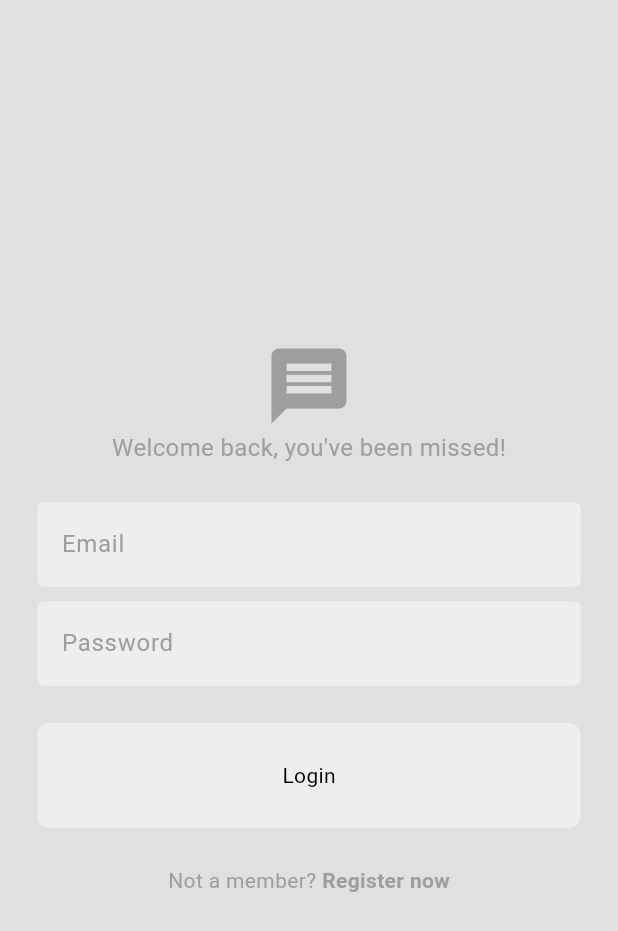
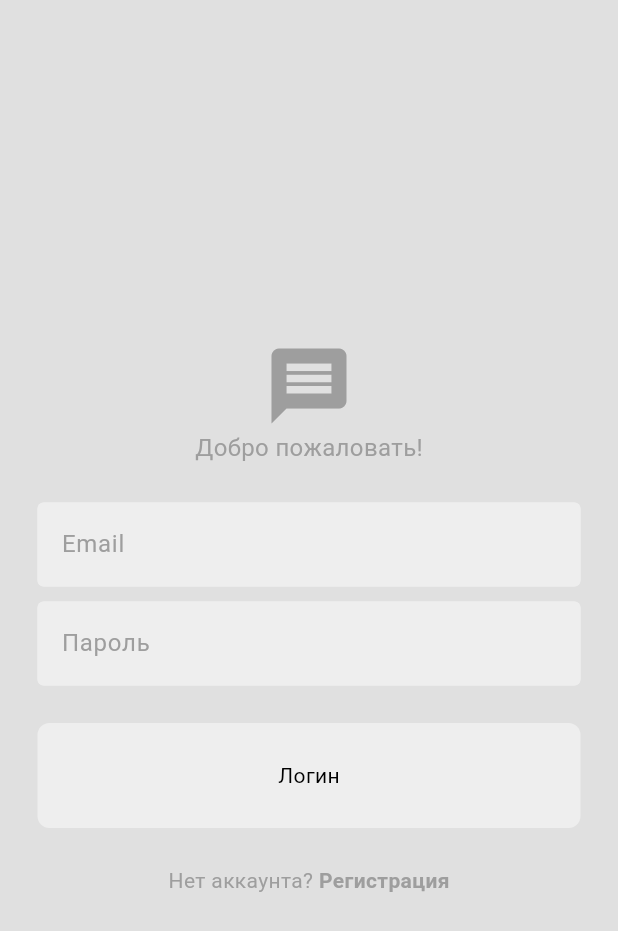
Before and after one commit to bekthat/flutterChatApp, a Flutter app: the screen it shows after launch, on a phone screen of 412 x 824 dp. Shown: the top 931 px of the screen. Run offline on Flutter 3.47's test engine with Material 3 defaults, Android fonts, the phone set to English and light mode, and no system bars; our stand-ins replace cloud_firestore, firebase_auth, firebase_core; accounts and stored records are empty.

Commit message:
Update localizatio

```diff
--- a/lib/components/my_drawer.dart
+++ b/lib/components/my_drawer.dart
@@ -32,7 +32,7 @@ class MyDrawer extends StatelessWidget {
               Padding(
                 padding: const EdgeInsets.only(left: 25.0),
                 child: ListTile(
-                  title: const Text("H O M E"),
+                  title: const Text("Главная"),
                   leading: const Icon(Icons.home),
                   onTap: () {
                     //pop the drawer
@@ -44,7 +44,7 @@ class MyDrawer extends StatelessWidget {
               Padding(
                 padding: const EdgeInsets.only(left: 25.0, bottom: 25.0),
                 child: ListTile(
-                  title: const Text("S E T T I N G S"),
+                  title: const Text("Настройки"),
                   leading: const Icon(Icons.settings),
                   onTap: () {
                     //pop the drawer
@@ -66,7 +66,7 @@ class MyDrawer extends StatelessWidget {
           Padding(
             padding: const EdgeInsets.only(left: 25.0),
             child: ListTile(
-              title: const Text("L O G O U T"),
+              title: const Text("Выйти"),
               leading: const Icon(Icons.logout),
               onTap: logout,
             ),
--- a/lib/pages/home_page.dart
+++ b/lib/pages/home_page.dart
@@ -16,7 +16,7 @@ class HomePage extends StatelessWidget {
   Widget build(BuildContext context) {
     return Scaffold(
       appBar: AppBar(
-        title: const Text("Home"),
+        title: const Text("Главная"),
         backgroundColor: Colors.transparent,
         foregroundColor: Colors.grey,
         elevation: 0,
@@ -33,12 +33,12 @@ class HomePage extends StatelessWidget {
       builder: (context, snapshot) {
         //error
         if (snapshot.hasError) {
-          return const Text("Error");
+          return const Text("Ошибка");
         }
 
         //loading
         if (snapshot.connectionState == ConnectionState.waiting) {
-          return const Text("Loading..");
+          return const Text("Загрузка..");
         }
 
         //return   list view
--- a/lib/pages/login_page.dart
+++ b/lib/pages/login_page.dart
@@ -60,7 +60,7 @@ class LoginPage extends StatelessWidget {
 
             //welcome back message
             Text(
-              "Welcome back, you've been missed!",
+              "Добро пожаловать!",
               style: TextStyle(
                 color: Theme.of(context).colorScheme.primary,
                 fontSize: 16,
@@ -80,7 +80,7 @@ class LoginPage extends StatelessWidget {
 
             //pw textfiled
             MyTextFiled(
-              hintText: "Password",
+              hintText: "Пароль",
               obscureText: true,
               controller: _pwController,
             ),
@@ -89,7 +89,7 @@ class LoginPage extends StatelessWidget {
 
             //login button
             MyButton(
-              text: "Login",
+              text: "Логин",
               onTap: () => login(context),
             ),
 
@@ -99,13 +99,13 @@ class LoginPage extends StatelessWidget {
             Row(
               mainAxisAlignment: MainAxisAlignment.center,
               children: [
-                Text("Not a member?",
+                Text("Нет аккаунта?",
                     style: TextStyle(
                         color: Theme.of(context).colorScheme.primary)),
                 GestureDetector(
                   onTap: onTap,
                   child: Text(
-                    " Register now",
+                    " Регистрация",
                     style: TextStyle(
                       fontWeight: FontWeight.bold,
                       color: Theme.of(context).colorScheme.primary,
--- a/lib/pages/register_page.dart
+++ b/lib/pages/register_page.dart
@@ -17,12 +17,13 @@ class RegisterPage extends StatelessWidget {
 
   void register(BuildContext context) {
     //get auth service
+    // ignore: no_leading_underscores_for_local_identifiers
     final _auth = AuthService();
 
     // password match -> create user
-    if (_pwController == _confirmPwController) {
+    if (_pwController.text == _confirmPwController.text) {
       try {
-        _auth.signInWithEmailPassword(
+        _auth.signUpWithEmailPassword(
             _emailController.text, _pwController.text);
       } catch (e) {
         showDialog(
@@ -37,7 +38,7 @@ class RegisterPage extends StatelessWidget {
       showDialog(
           context: context,
           builder: (context) => const AlertDialog(
-                title: Text("Password don't match"),
+                title: Text("Пароли не совпадают"),
               ));
     }
   }
@@ -59,7 +60,7 @@ class RegisterPage extends StatelessWidget {
 
             //welcome back message
             Text(
-              "Let`s create an account for you",
+              "Создайте аккаунт",
               style: TextStyle(
                 color: Theme.of(context).colorScheme.primary,
                 fontSize: 16,
@@ -79,7 +80,7 @@ class RegisterPage extends StatelessWidget {
 
             //pw textfiled
             MyTextFiled(
-              hintText: "Password",
+              hintText: "Пароль",
               obscureText: true,
               controller: _pwController,
             ),
@@ -88,7 +89,7 @@ class RegisterPage extends StatelessWidget {
 
             //confirm pw textfiled
             MyTextFiled(
-              hintText: "Confirm password",
+              hintText: "Подтвердите пароль",
               obscureText: true,
               controller: _confirmPwController,
             ),
@@ -97,7 +98,7 @@ class RegisterPage extends StatelessWidget {
 
             //login button
             MyButton(
-              text: "Register",
+              text: "Регистрация",
               onTap: () => register(context),
             ),
 
@@ -107,13 +108,13 @@ class RegisterPage extends StatelessWidget {
             Row(
               mainAxisAlignment: MainAxisAlignment.center,
               children: [
-                Text("Already have an account?",
+                Text("У вас есть акканут?",
                     style: TextStyle(
                         color: Theme.of(context).colorScheme.primary)),
                 GestureDetector(
                   onTap: onTap,
                   child: Text(
-                    " Login now",
+                    " Войдите",
                     style: TextStyle(
                       fontWeight: FontWeight.bold,
                       color: Theme.of(context).colorScheme.primary,
--- a/lib/pages/settings_page.dart
+++ b/lib/pages/settings_page.dart
@@ -11,7 +11,7 @@ class SettingsPage extends StatelessWidget {
     return Scaffold(
       backgroundColor: Theme.of(context).colorScheme.background,
       appBar: AppBar(
-        title: const Text("Settings"),
+        title: const Text("Настройки"),
         backgroundColor: Colors.transparent,
         foregroundColor: Colors.grey,
         elevation: 0,
```
Also changed, not shown: lib/pages/chat_page.dart (+5 -4 lines).
